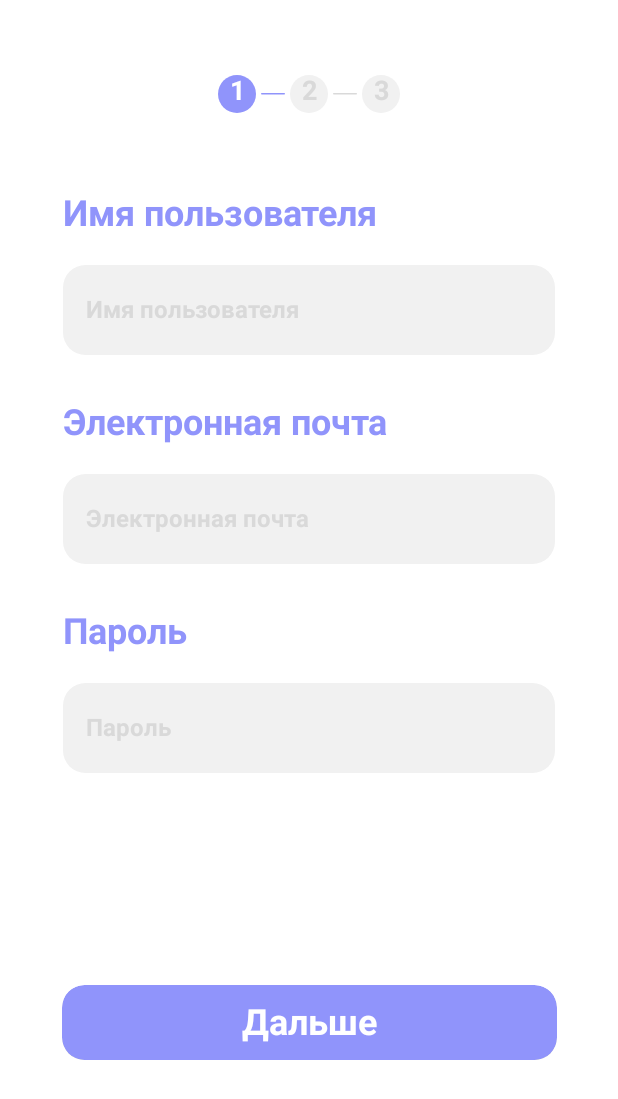
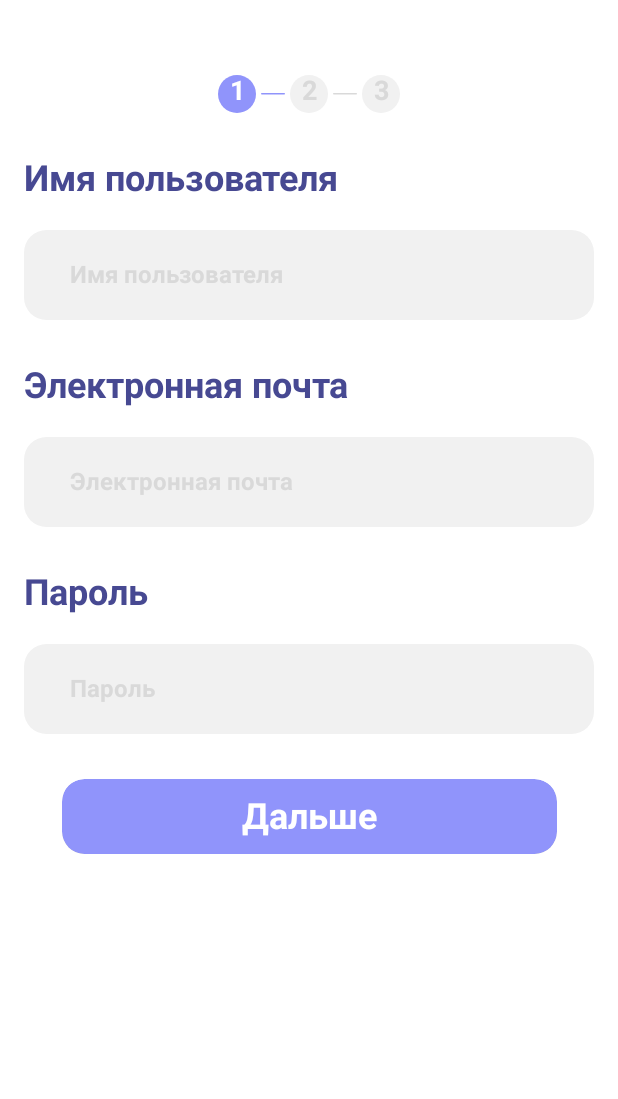
Before and after one commit to Turtle-Team/NoLimits4WebHackaton, an Android app built with Jetpack Compose: the RegisterScreen screen opened through its navigation route, on a phone screen of 412 x 824 dp. Shown: the top 1099 px of the screen. Run offline under Robolectric (Android 15) with nearby library versions, the phone set to English and light mode, and no system bars; libraries missing offline, so code that uses them is left out: com.squareup.sqldelight.

Commit message:
Правки на экране регистрации

```diff
--- a/androidApp/src/main/java/com/lyadsky/nolimits4webapp/android/features/register/RegisterScreen.kt
+++ b/androidApp/src/main/java/com/lyadsky/nolimits4webapp/android/features/register/RegisterScreen.kt
@@ -1,40 +1,45 @@
 package com.lyadsky.nolimits4webapp.android.features.register
 
-import androidx.compose.foundation.layout.Column
-import androidx.compose.foundation.layout.fillMaxSize
-import androidx.compose.foundation.layout.padding
-import androidx.compose.material.Divider
+import androidx.compose.foundation.ExperimentalFoundationApi
+import androidx.compose.foundation.layout.*
+import androidx.compose.foundation.lazy.LazyColumn
 import androidx.compose.runtime.Composable
 import androidx.compose.ui.Alignment
 import androidx.compose.ui.Modifier
-import androidx.compose.ui.graphics.Color
 import androidx.compose.ui.unit.dp
 import com.lyadsky.nolimits4webapp.android.features.views.bars.StageBar
 import com.lyadsky.nolimits4webapp.android.features.views.buttons.CommonButton
 import com.lyadsky.nolimits4webapp.android.features.views.edit_texts.CommonEditText
 
+@OptIn(ExperimentalFoundationApi::class)
 @Composable
 fun RegisterScreen() {
-    Column(
+    LazyColumn(
         Modifier
-            .fillMaxSize()
-            .padding(top = 50.dp), horizontalAlignment = Alignment.CenterHorizontally
+            .fillMaxSize(),
+        contentPadding = PaddingValues(vertical = 50.dp, horizontal = 16.dp),
+        horizontalAlignment = Alignment.CenterHorizontally,
+        verticalArrangement = Arrangement.spacedBy(30.dp)
     ) {
+        stickyHeader {
+            StageBar(number = 1)
+        }
+        item {
+            Column(
+                modifier = Modifier.fillMaxWidth(),
+                verticalArrangement = Arrangement.spacedBy(30.dp, Alignment.CenterVertically)
+            ) {
+                CommonEditText(title = "Имя пользователя", onValueChanged = {})
 
-        StageBar(number = 1)
-        Divider(Modifier.padding(top = 52.dp), color = Color.White)
+                CommonEditText(title = "Электронная почта", onValueChanged = {})
 
-        CommonEditText(title = "Имя пользователя")
-        Divider(Modifier.padding(top = 30.dp), color = Color.White)
+                CommonEditText(title = "Пароль", onValueChanged = {})
+            }
+        }
+        item {
+            CommonButton(text = "Дальше") {
 
-        CommonEditText(title = "Электронная почта")
-        Divider(Modifier.padding(top = 30.dp), color = Color.White)
-
-        CommonEditText(title = "Пароль")
-
-        Divider(Modifier.padding(top = 140.dp), color = Color.White)
-        CommonButton(text = "Дальше") {
-
+            }
         }
 
     }
--- a/androidApp/src/main/java/com/lyadsky/nolimits4webapp/android/features/views/bars/StageBar.kt
+++ b/androidApp/src/main/java/com/lyadsky/nolimits4webapp/android/features/views/bars/StageBar.kt
@@ -18,8 +18,8 @@ import androidx.compose.ui.unit.sp
 import com.lyadsky.nolimits4webapp.android.R
 
 @Composable
-fun StageBar(number: Int) {
-    Row (horizontalArrangement = Arrangement.Center, verticalAlignment = Alignment.CenterVertically) {
+fun StageBar(modifier: Modifier = Modifier,number: Int) {
+    Row (modifier = modifier,horizontalArrangement = Arrangement.Center, verticalAlignment = Alignment.CenterVertically) {
         Text(
             text = "$number", modifier = Modifier
                 .background(
--- a/androidApp/src/main/java/com/lyadsky/nolimits4webapp/android/features/views/edit_texts/CommonEditText.kt
+++ b/androidApp/src/main/java/com/lyadsky/nolimits4webapp/android/features/views/edit_texts/CommonEditText.kt
@@ -5,40 +5,36 @@ import androidx.compose.foundation.layout.*
 import androidx.compose.foundation.shape.RoundedCornerShape
 import androidx.compose.foundation.text.BasicTextField
 import androidx.compose.material.Text
-import androidx.compose.material.TextField
 import androidx.compose.runtime.*
 import androidx.compose.ui.Alignment
 import androidx.compose.ui.Modifier
 import androidx.compose.ui.draw.clip
-import androidx.compose.ui.draw.shadow
 import androidx.compose.ui.graphics.Color
 import androidx.compose.ui.text.TextStyle
 import androidx.compose.ui.text.font.FontWeight
-import androidx.compose.ui.text.input.TextFieldValue
 import androidx.compose.ui.text.style.TextAlign
 import androidx.compose.ui.unit.dp
 import androidx.compose.ui.unit.sp
 
+/**
+* @param textState получать из вью модели
+ */
+
 @Composable
-fun CommonEditText(title: String) {
-    var text by remember { mutableStateOf(TextFieldValue("")) }
+fun CommonEditText(title: String, textState: String = "", onValueChanged: (String) -> Unit) {
+
+    var text by remember { mutableStateOf(textState) }
 
     Column {
         Text(
             text = title, style = TextStyle(
                 fontSize = 24.sp,
                 fontWeight = FontWeight(700),
-                color = Color(0xFF9094FB)
+                color = Color(0xFF474992),
+                textAlign = TextAlign.Start
             ),
-            modifier = Modifier.padding(bottom = 20.dp)
+            modifier = Modifier.fillMaxWidth().padding(bottom = 20.dp)
         )
-//        TextField(
-//            value = text,
-//            onValueChange = { newText ->
-//                text = newText
-//            },
-//            placeholder = { Text(text = title) }
-//        )
         Row(
             modifier = Modifier
                 .clip(RoundedCornerShape(15.dp))
@@ -47,24 +43,22 @@ fun CommonEditText(title: String) {
                 value = text,
                 onValueChange = { newText ->
                     text = newText
+                    onValueChanged(newText)
                 },
                 textStyle = TextStyle(
                     fontSize = 24.sp,
                     fontWeight = FontWeight(700),
                     color = Color(0xFF9094FB),
-                    textAlign = TextAlign.Center
                 ),
-//            singleLine = true,
+                singleLine = true,
                 modifier = Modifier
                     .background(Color(0xFFF1F1F1))
                     .clip(RoundedCornerShape(15.dp))
-                    .width(328.dp)
+                    .fillMaxWidth()
                     .height(60.dp),
                 decorationBox = { innerTextField ->
-                    Row(
-                        verticalAlignment = Alignment.CenterVertically,
-                        horizontalArrangement = Arrangement.Start
-                    ) {
+                    Box(modifier = Modifier.padding(start = 15.dp),contentAlignment = Alignment.CenterStart){
+                        if (text.isEmpty())
                             Text(
                                 text = title, style = TextStyle(
                                     fontSize = 16.sp,
@@ -73,6 +67,8 @@ fun CommonEditText(title: String) {
                                 ),
                                 modifier = Modifier.padding(start = 15.dp)
                             )
+                        else
+                            innerTextField.invoke()
                     }
                 }
             )
--- a/androidApp/src/main/java/com/lyadsky/nolimits4webapp/android/features/welcome/WelcomeScreen.kt
+++ b/androidApp/src/main/java/com/lyadsky/nolimits4webapp/android/features/welcome/WelcomeScreen.kt
@@ -2,6 +2,8 @@ package com.lyadsky.nolimits4webapp.android.features.welcome
 
 import androidx.compose.foundation.Image
 import androidx.compose.foundation.layout.*
+import androidx.compose.foundation.rememberScrollState
+import androidx.compose.foundation.verticalScroll
 import androidx.compose.material.Divider
 import androidx.compose.material.Text
 import androidx.compose.runtime.Composable
@@ -29,7 +31,8 @@ fun WelcomeScreen(
     Column(
         Modifier
             .fillMaxSize()
-            .padding(top = 148.dp, bottom = 50.dp),
+            .padding(top = 148.dp, bottom = 50.dp)
+            .verticalScroll(rememberScrollState()),
     ) {
         Column(horizontalAlignment = Alignment.CenterHorizontally) {
             Image(
```
Lines whose indentation alone changed are shown as unchanged.
